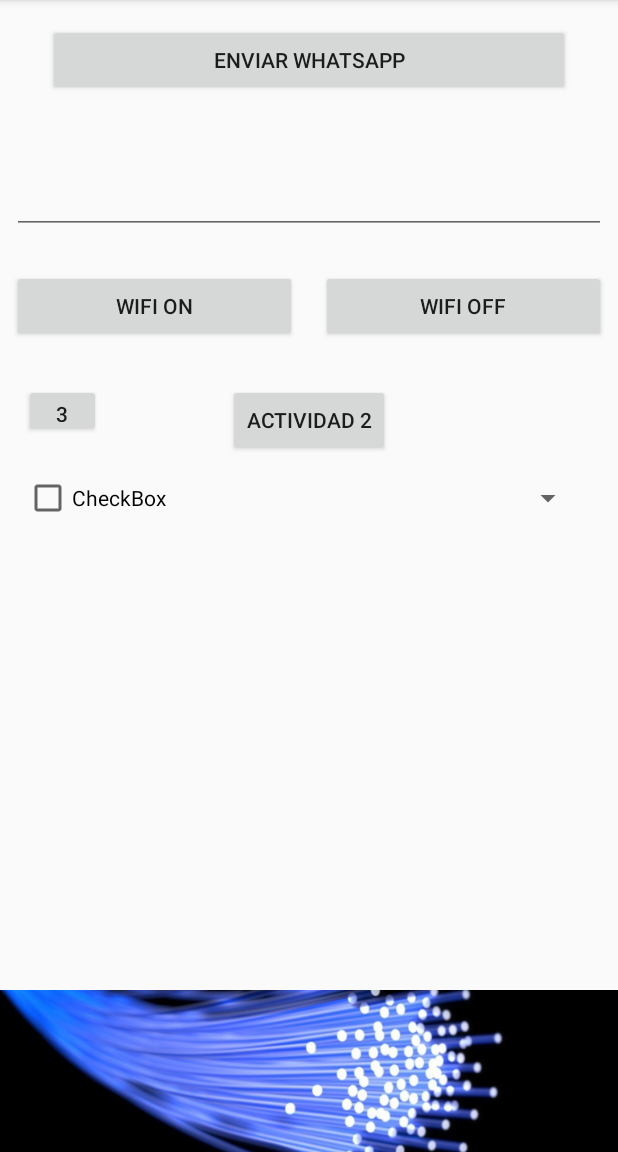
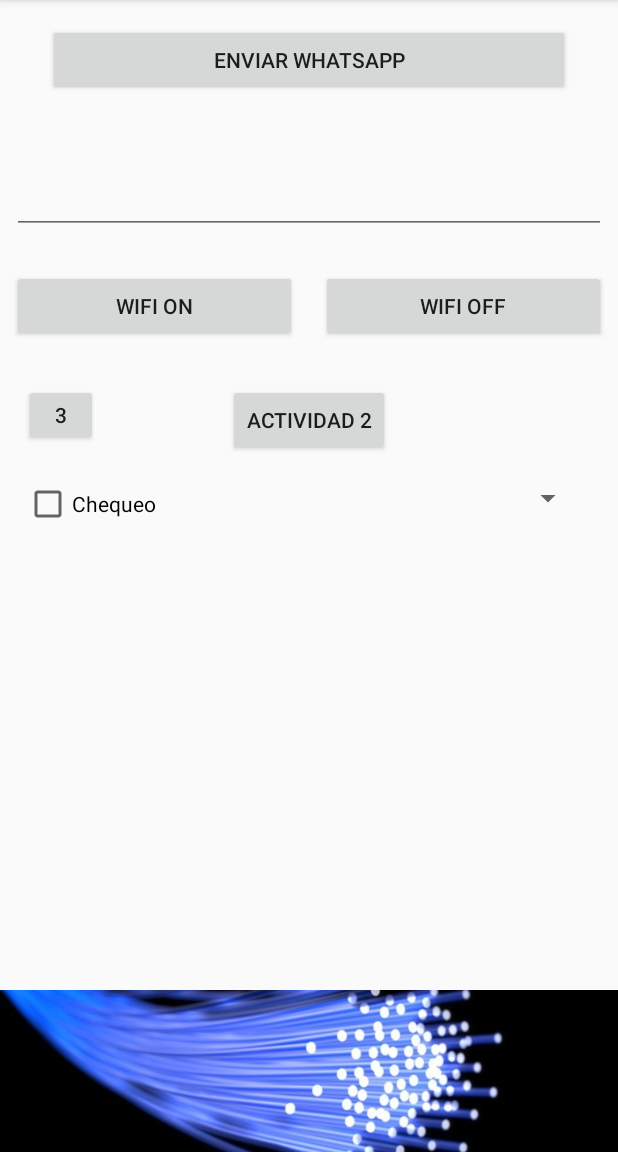
Before and after one commit to chern007/Ejercicio_Febrero, an Android app: the screen it shows after launch (MainActivity), on a phone screen of 412 x 824 dp, the part 84-1236 px from its top. Run offline under Robolectric (Android 15) with nearby library versions, the phone set to English and light mode, and no system bars.

```diff
--- a/app/src/main/res/layout/activity_main.xml
+++ b/app/src/main/res/layout/activity_main.xml
@@ -104,13 +104,14 @@
         app:layout_constraintTop_toBottomOf="@+id/btWIFIon" />
 
     <CheckBox
-        android:id="@+id/checkBox"
+        android:id="@+id/chkChequeo"
         android:layout_width="wrap_content"
         android:layout_height="wrap_content"
-        android:layout_marginLeft="16dp"
+        android:layout_marginLeft="-3dp"
         android:layout_marginStart="16dp"
-        android:layout_marginTop="88dp"
-        android:text="CheckBox"
+        android:layout_marginTop="92dp"
+        android:onClick="checkedChequeo"
+        android:text="Chequeo"
         app:layout_constraintLeft_toLeftOf="parent"
         app:layout_constraintTop_toBottomOf="@+id/btWIFIon" />
 
@@ -126,8 +127,8 @@
 
     <Button
         android:id="@+id/bt3"
-        android:layout_width="51dp"
-        android:layout_height="35dp"
+        android:layout_width="49dp"
+        android:layout_height="41dp"
         android:layout_marginLeft="16dp"
         android:layout_marginTop="28dp"
         android:onClick="actividad_3"
```
Also changed, not shown: app/src/main/java/com/example/chern007/ejercicio_febrero/MainActivity.java (+35 -0 lines).
